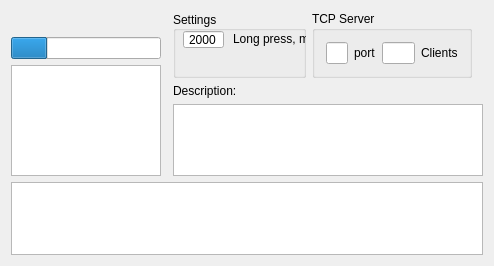
Before: the Qt Designer form dialog.ui in baradoid/popov-nfc-desktop-ctrl, drawn with Qt 5.
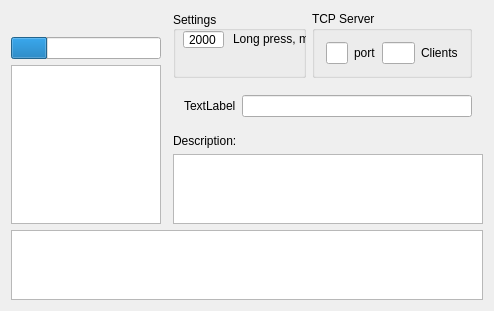
After: the same form once the commit is applied.

The edit to the form file:
```diff
--- a/dialog.ui
+++ b/dialog.ui
@@ -264,6 +264,22 @@
            </layout>
           </widget>
          </item>
+         <item>
+          <widget class="QWidget" name="widget_6" native="true">
+           <layout class="QHBoxLayout" name="horizontalLayout">
+            <item>
+             <widget class="QLabel" name="label_5">
+              <property name="text">
+               <string>TextLabel</string>
+              </property>
+             </widget>
+            </item>
+            <item>
+             <widget class="QLineEdit" name="lineEdit"/>
+            </item>
+           </layout>
+          </widget>
+         </item>
          <item>
           <widget class="QLabel" name="label">
            <property name="text">
```
